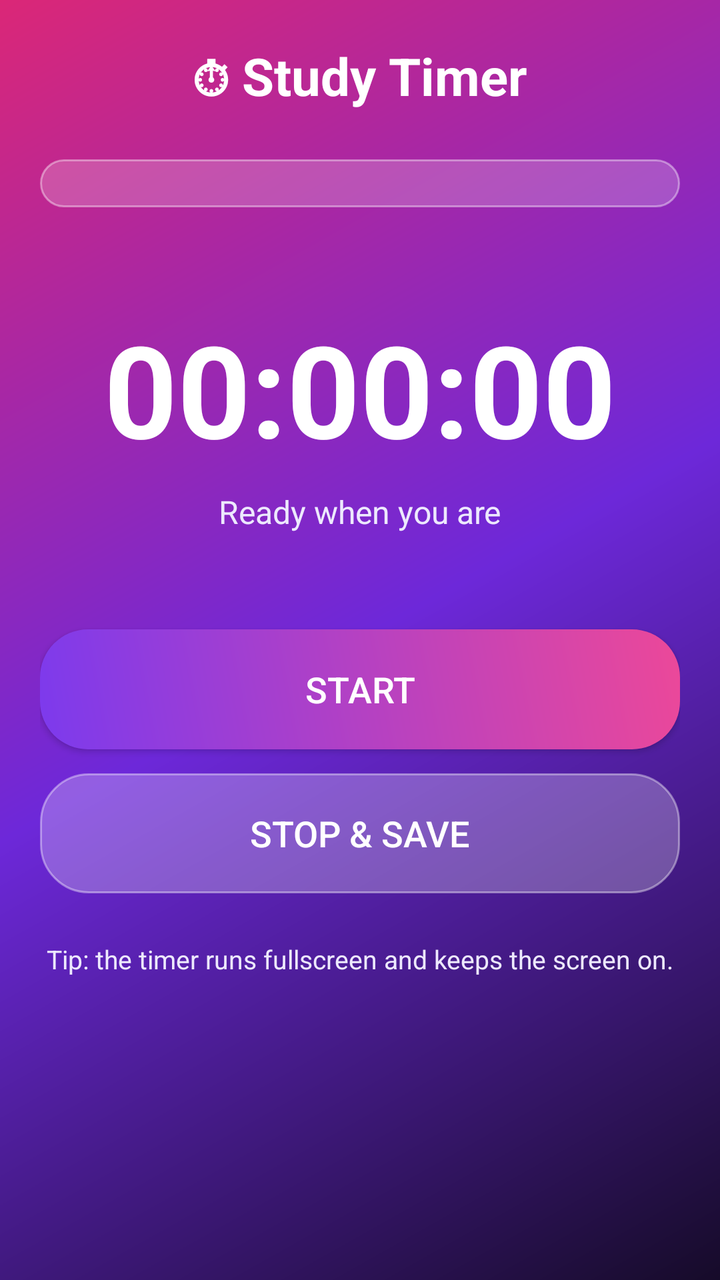
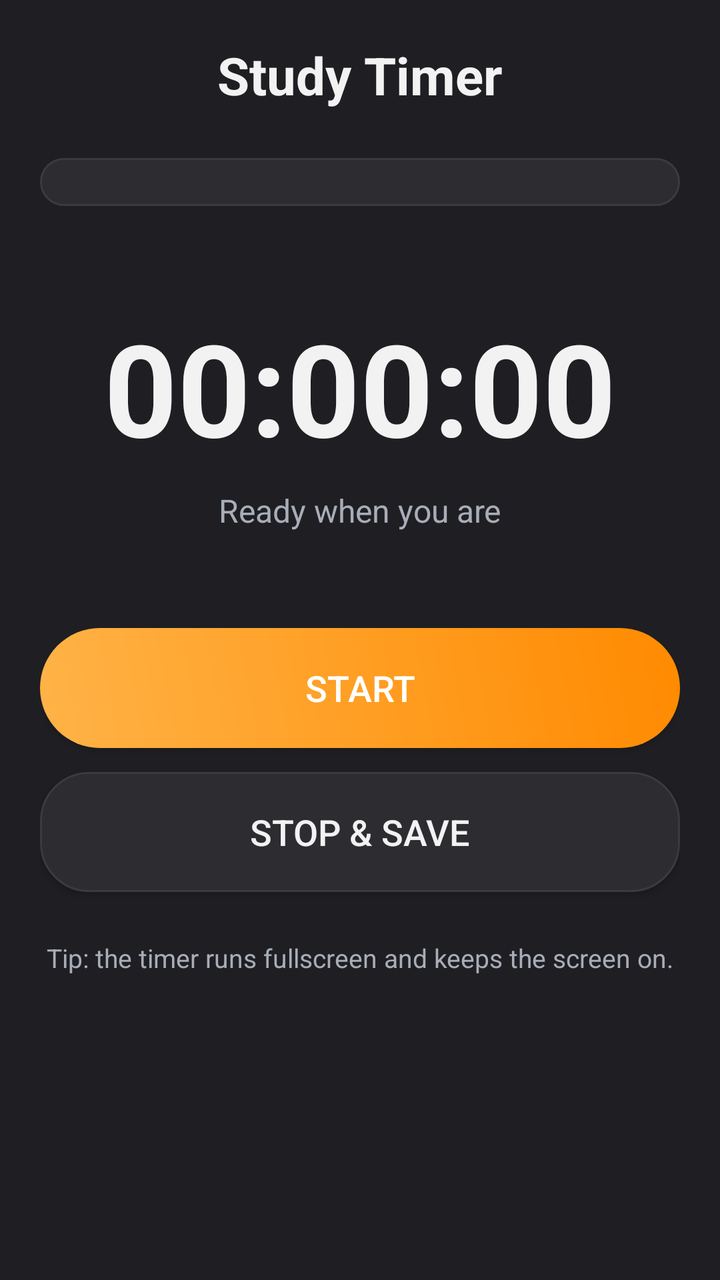

Before-and-after screenshots of an Android layout around one commit, followed by the original layout XML and the change that was made.
<!-- AndroidManifest.xml: application theme AppTheme -->
<!-- res/layout/activity_timer.xml -->
<?xml version="1.0" encoding="utf-8"?>
<ScrollView xmlns:android="http://schemas.android.com/apk/res/android"
    android:layout_width="match_parent"
    android:layout_height="match_parent"
    android:padding="20dp">

    <LinearLayout
        android:layout_width="match_parent"
        android:layout_height="wrap_content"
        android:orientation="vertical"
        android:gravity="center_horizontal">

        <TextView
            android:id="@+id/tv_title"
            android:layout_width="wrap_content"
            android:layout_height="wrap_content"
            android:text="⏱ Study Timer"
            android:textColor="?android:attr/textColorPrimary"
            android:textSize="26sp"
            android:textStyle="bold" />

        <Spinner
            android:id="@+id/spinner_subject"
            android:layout_width="match_parent"
            android:layout_height="wrap_content"
            android:layout_marginTop="24dp"
            android:background="@drawable/bg_input"
            android:padding="12dp" />

        <TextView
            android:id="@+id/tv_time"
            android:layout_width="wrap_content"
            android:layout_height="wrap_content"
            android:text="00:00:00"
            android:textColor="?android:attr/textColorPrimary"
            android:textSize="64sp"
            android:textStyle="bold"
            android:layout_marginTop="48dp" />

        <TextView
            android:id="@+id/tv_status"
            android:layout_width="wrap_content"
            android:layout_height="wrap_content"
            android:text="Ready when you are"
            android:textColor="?android:attr/textColorSecondary"
            android:textSize="16sp"
            android:layout_marginTop="8dp" />

        <Button
            android:id="@+id/btn_start_pause"
            android:layout_width="match_parent"
            android:layout_height="60dp"
            android:layout_marginTop="48dp"
            android:background="@drawable/bg_button"
            android:text="Start"
            android:textColor="#FFFFFF"
            android:textSize="18sp" />

        <Button
            android:id="@+id/btn_stop"
            android:layout_width="match_parent"
            android:layout_height="60dp"
            android:layout_marginTop="12dp"
            android:background="@drawable/bg_glass"
            android:text="Stop &amp; Save"
            android:textColor="?android:attr/textColorPrimary"
            android:textSize="18sp" />

        <TextView
            android:layout_width="wrap_content"
            android:layout_height="wrap_content"
            android:text="Tip: the timer runs fullscreen and keeps the screen on."
            android:textColor="?android:attr/textColorSecondary"
            android:textSize="13sp"
            android:layout_marginTop="24dp" />
    </LinearLayout>
</ScrollView>
<!-- resources referenced by this layout -->
<resources>
  <!-- drawable bg_button (drawable) -->
  <?xml version="1.0" encoding="utf-8"?>
  <shape xmlns:android="http://schemas.android.com/apk/res/android"
      android:shape="rectangle">
      <corners android:radius="24dp" />
      <gradient
          android:angle="45"
          android:startColor="#7C3AED"
          android:endColor="#EC4899"
          android:type="linear" />
  </shape>
  <!-- drawable bg_glass (drawable) -->
  <?xml version="1.0" encoding="utf-8"?>
  <shape xmlns:android="http://schemas.android.com/apk/res/android"
      android:shape="rectangle">
      <corners android:radius="24dp" />
      <solid android:color="#40FFFFFF" />
      <stroke
          android:width="1dp"
          android:color="#66FFFFFF" />
  </shape>
  <!-- drawable bg_input (drawable) -->
  <?xml version="1.0" encoding="utf-8"?>
  <shape xmlns:android="http://schemas.android.com/apk/res/android"
      android:shape="rectangle">
      <corners android:radius="16dp" />
      <solid android:color="#33FFFFFF" />
      <stroke
          android:width="1dp"
          android:color="#66FFFFFF" />
  </shape>
  <style name="AppTheme" parent="android:Theme.Material.NoActionBar">
          <item name="android:windowBackground">@drawable/bg_gradient</item>
          <item name="android:textColorPrimary">#FFFFFF</item>
          <item name="android:textColorSecondary">#EDE9FE</item>
          <item name="android:colorAccent">#EC4899</item>
      </style>
  <!-- drawable bg_gradient (drawable) -->
  <?xml version="1.0" encoding="utf-8"?>
  <shape xmlns:android="http://schemas.android.com/apk/res/android"
      android:shape="rectangle">
      <gradient
          android:angle="135"
          android:startColor="#160B29"
          android:centerColor="#6D28D9"
          android:endColor="#DB2777"
          android:type="linear" />
  </shape>
</resources>

<!-- the commit's change to res/layout/activity_timer.xml (unified diff, before → after) -->
@@ -14,7 +14,7 @@
             android:id="@+id/tv_title"
             android:layout_width="wrap_content"
             android:layout_height="wrap_content"
-            android:text="⏱ Study Timer"
+            android:text="Study Timer"
             android:textColor="?android:attr/textColorPrimary"
             android:textSize="26sp"
             android:textStyle="bold" />
<!-- resource entries referenced after the edit -->
@@ -4,11 +4,11 @@
   <?xml version="1.0" encoding="utf-8"?>
   <shape xmlns:android="http://schemas.android.com/apk/res/android"
       android:shape="rectangle">
-      <corners android:radius="24dp" />
+      <corners android:radius="32dp" />
       <gradient
           android:angle="45"
-          android:startColor="#7C3AED"
-          android:endColor="#EC4899"
+          android:startColor="#FFB347"
+          android:endColor="#FF8A00"
           android:type="linear" />
   </shape>
   <!-- drawable bg_glass (drawable) -->
@@ -16,37 +16,36 @@
   <shape xmlns:android="http://schemas.android.com/apk/res/android"
       android:shape="rectangle">
       <corners android:radius="24dp" />
-      <solid android:color="#40FFFFFF" />
+      <solid android:color="?attr/neuCard" />
       <stroke
           android:width="1dp"
-          android:color="#66FFFFFF" />
+          android:color="?attr/neuStroke" />
   </shape>
   <!-- drawable bg_input (drawable) -->
   <?xml version="1.0" encoding="utf-8"?>
   <shape xmlns:android="http://schemas.android.com/apk/res/android"
       android:shape="rectangle">
       <corners android:radius="16dp" />
-      <solid android:color="#33FFFFFF" />
+      <solid android:color="?attr/neuInput" />
       <stroke
           android:width="1dp"
-          android:color="#66FFFFFF" />
+          android:color="?attr/neuStroke" />
   </shape>
   <style name="AppTheme" parent="android:Theme.Material.NoActionBar">
-          <item name="android:windowBackground">@drawable/bg_gradient</item>
-          <item name="android:textColorPrimary">#FFFFFF</item>
-          <item name="android:textColorSecondary">#EDE9FE</item>
-          <item name="android:colorAccent">#EC4899</item>
+          <item name="android:windowBackground">@color/neu_bg_dark</item>
+          <item name="android:textColorPrimary">@color/neu_text_dark</item>
+          <item name="android:textColorSecondary">@color/neu_text_secondary_dark</item>
+          <item name="android:colorAccent">@color/orange</item>
+          <item name="neuCard">@color/neu_card_dark</item>
+          <item name="neuStroke">@color/neu_stroke_dark</item>
+          <item name="neuInput">@color/neu_input_dark</item>
       </style>
-  <!-- drawable bg_gradient (drawable) -->
-  <?xml version="1.0" encoding="utf-8"?>
-  <shape xmlns:android="http://schemas.android.com/apk/res/android"
-      android:shape="rectangle">
-      <gradient
-          android:angle="135"
-          android:startColor="#160B29"
-          android:centerColor="#6D28D9"
-          android:endColor="#DB2777"
-          android:type="linear" />
-  </shape>
+  <color name="neu_bg_dark">#1F1F23</color>
+  <color name="neu_text_dark">#F2F2F2</color>
+  <color name="neu_text_secondary_dark">#A8ADB8</color>
+  <color name="orange">#FF9E1B</color>
+  <color name="neu_card_dark">#2C2C31</color>
+  <color name="neu_stroke_dark">#3A3A40</color>
+  <color name="neu_input_dark">#2C2C31</color>
 </resources>
 
